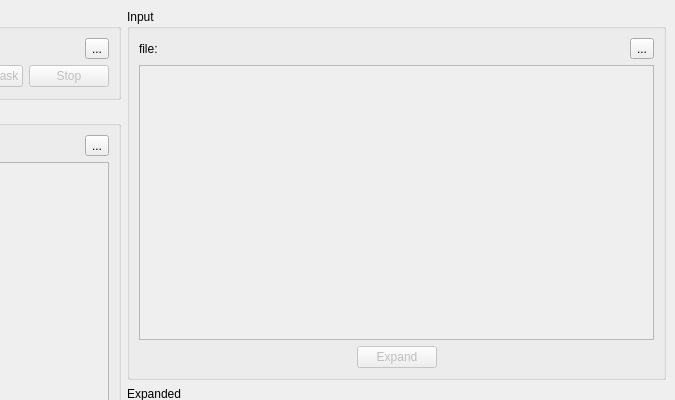
Qt form gui/ui/mainwin.ui (jtsiomb/texpand) before a commit; both pictures show x 320 to 995 and y 0 to 400 of the 995 by 879 pixel window.
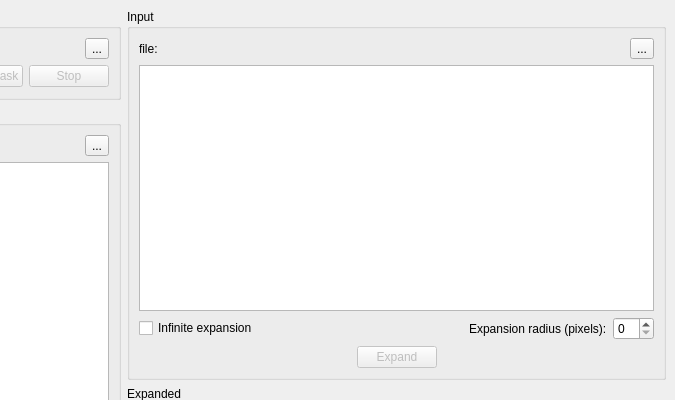
The same form after that commit.

Commit message: changed the image widgets with QGraphicsViews

```diff
--- a/gui/ui/mainwin.ui
+++ b/gui/ui/mainwin.ui
@@ -187,35 +187,10 @@
             </layout>
            </item>
            <item>
-            <widget class="QScrollArea" name="scrollArea">
-             <property name="widgetResizable">
-              <bool>true</bool>
+            <widget class="QGraphicsView" name="gview_mask">
+             <property name="dragMode">
+              <enum>QGraphicsView::ScrollHandDrag</enum>
              </property>
-             <widget class="QWidget" name="scrollAreaWidgetContents">
-              <property name="geometry">
-               <rect>
-                <x>0</x>
-                <y>0</y>
-                <width>403</width>
-                <height>534</height>
-               </rect>
-              </property>
-              <layout class="QVBoxLayout" name="verticalLayout_3">
-               <item>
-                <widget class="QLabel" name="img_mask">
-                 <property name="sizePolicy">
-                  <sizepolicy hsizetype="Preferred" vsizetype="Expanding">
-                   <horstretch>0</horstretch>
-                   <verstretch>0</verstretch>
-                  </sizepolicy>
-                 </property>
-                 <property name="text">
-                  <string/>
-                 </property>
-                </widget>
-               </item>
-              </layout>
-             </widget>
             </widget>
            </item>
            <item>
@@ -309,31 +284,59 @@
             </layout>
            </item>
            <item>
-            <widget class="QScrollArea" name="scrollArea_2">
-             <property name="widgetResizable">
-              <bool>true</bool>
+            <widget class="QGraphicsView" name="gview_input">
+             <property name="dragMode">
+              <enum>QGraphicsView::ScrollHandDrag</enum>
              </property>
-             <widget class="QWidget" name="scrollAreaWidgetContents_2">
-              <property name="geometry">
-               <rect>
-                <x>0</x>
-                <y>0</y>
-                <width>510</width>
-                <height>264</height>
-               </rect>
-              </property>
-              <layout class="QVBoxLayout" name="verticalLayout_4">
-               <item>
-                <widget class="QLabel" name="img_input">
-                 <property name="text">
-                  <string/>
-                 </property>
-                </widget>
-               </item>
-              </layout>
-             </widget>
             </widget>
            </item>
+           <item>
+            <layout class="QHBoxLayout" name="horizontalLayout_10">
+             <item>
+              <widget class="QCheckBox" name="chk_enable_radius">
+               <property name="text">
+                <string>Infinite expansion</string>
+               </property>
+              </widget>
+             </item>
+             <item>
+              <spacer name="horizontalSpacer_8">
+               <property name="orientation">
+                <enum>Qt::Horizontal</enum>
+               </property>
+               <property name="sizeHint" stdset="0">
+                <size>
+                 <width>40</width>
+                 <height>20</height>
+                </size>
+               </property>
+              </spacer>
+             </item>
+             <item>
+              <widget class="QLabel" name="label_4">
+               <property name="sizePolicy">
+                <sizepolicy hsizetype="Maximum" vsizetype="Preferred">
+                 <horstretch>0</horstretch>
+                 <verstretch>0</verstretch>
+                </sizepolicy>
+               </property>
+               <property name="text">
+                <string>Expansion radius (pixels):</string>
+               </property>
+              </widget>
+             </item>
+             <item>
+              <widget class="QSpinBox" name="spin_radius">
+               <property name="sizePolicy">
+                <sizepolicy hsizetype="Maximum" vsizetype="Fixed">
+                 <horstretch>0</horstretch>
+                 <verstretch>0</verstretch>
+                </sizepolicy>
+               </property>
+              </widget>
+             </item>
+            </layout>
+           </item>
            <item>
             <layout class="QHBoxLayout" name="horizontalLayout_2">
              <item>
@@ -390,29 +393,10 @@
           </property>
           <layout class="QVBoxLayout" name="verticalLayout_7">
            <item>
-            <widget class="QScrollArea" name="scrollArea_3">
-             <property name="widgetResizable">
-              <bool>true</bool>
+            <widget class="QGraphicsView" name="gview_output">
+             <property name="dragMode">
+              <enum>QGraphicsView::ScrollHandDrag</enum>
              </property>
-             <widget class="QWidget" name="scrollAreaWidgetContents_3">
-              <property name="geometry">
-               <rect>
-                <x>0</x>
-                <y>0</y>
-                <width>510</width>
-                <height>293</height>
-               </rect>
-              </property>
-              <layout class="QVBoxLayout" name="verticalLayout_6">
-               <item>
-                <widget class="QLabel" name="img_output">
-                 <property name="text">
-                  <string/>
-                 </property>
-                </widget>
-               </item>
-              </layout>
-             </widget>
             </widget>
            </item>
            <item>
@@ -431,7 +415,7 @@
               </spacer>
              </item>
              <item>
-              <widget class="QPushButton" name="pushButton">
+              <widget class="QPushButton" name="bn_save_exp">
                <property name="enabled">
                 <bool>false</bool>
                </property>
```
Left out of the diff: 16 changed lines with no effect on the pictures. The commit also changes 2 other files.
